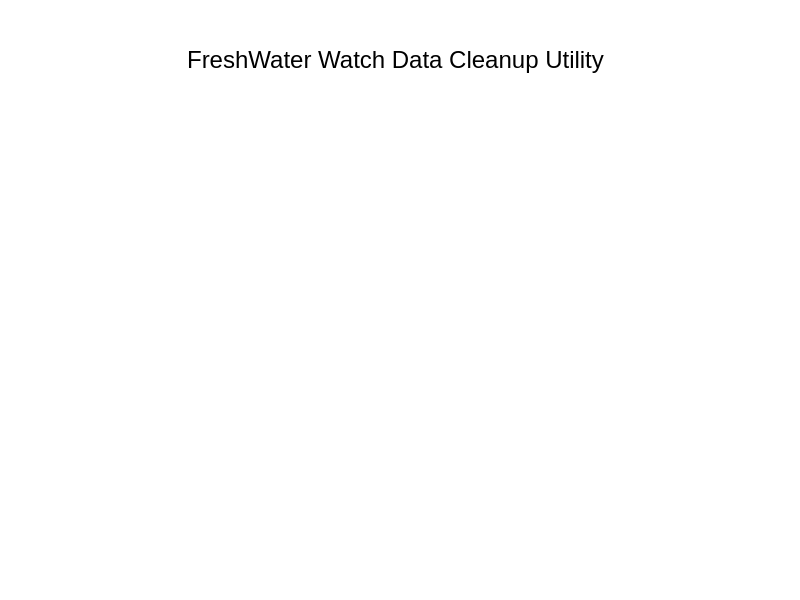
The window that FWW_Monocle_CleanUp/fwwdata_cleanup.ui (jsprinks-ew/FWW_Cleanup) describes before a commit, drawn with Qt 5.
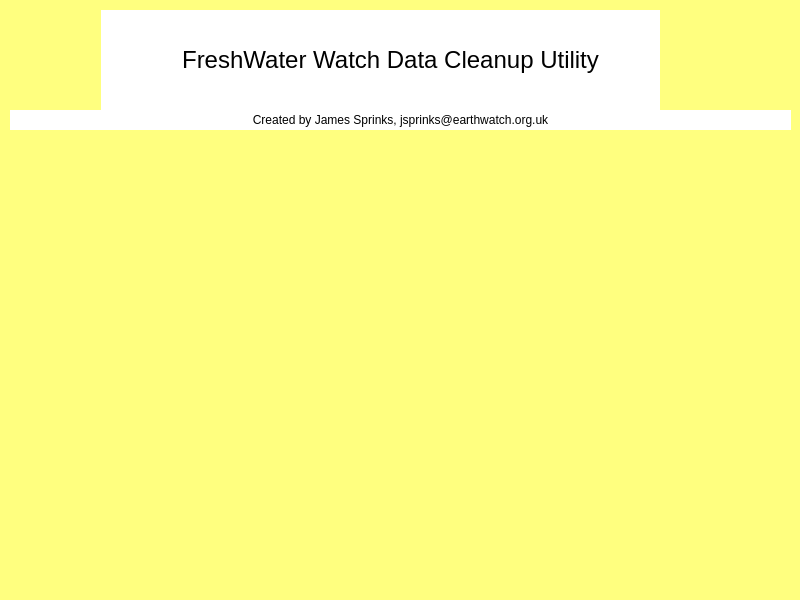
The same window after the commit. Icons and pictures are not drawn.

```diff
--- a/FWW_Monocle_CleanUp/fwwdata_cleanup.ui
+++ b/FWW_Monocle_CleanUp/fwwdata_cleanup.ui
@@ -14,7 +14,7 @@
    <string>FWWData_Cleanup</string>
   </property>
   <property name="styleSheet">
-   <string notr="true">background-color: rgb(255, 255, 255);</string>
+   <string notr="true">background-color: rgb(255, 255, 127);</string>
   </property>
   <widget class="QWidget" name="centralwidget">
    <widget class="QLabel" name="label">
@@ -22,7 +22,7 @@
      <rect>
       <x>100</x>
       <y>10</y>
-      <width>591</width>
+      <width>581</width>
       <height>101</height>
      </rect>
     </property>
@@ -52,16 +52,53 @@
    <widget class="QLabel" name="label_3">
     <property name="geometry">
      <rect>
-      <x>650</x>
+      <x>660</x>
       <y>10</y>
       <width>131</width>
-      <height>91</height>
+      <height>101</height>
      </rect>
     </property>
     <property name="text">
      <string>&lt;html&gt;&lt;head/&gt;&lt;body&gt;&lt;p&gt;&lt;img src=&quot;:/images/Images/monocle.png&quot;/&gt;&lt;/p&gt;&lt;/body&gt;&lt;/html&gt;</string>
     </property>
    </widget>
+   <widget class="QLabel" name="label_4">
+    <property name="geometry">
+     <rect>
+      <x>0</x>
+      <y>0</y>
+      <width>781</width>
+      <height>111</height>
+     </rect>
+    </property>
+    <property name="text">
+     <string/>
+    </property>
+   </widget>
+   <widget class="QLabel" name="label_5">
+    <property name="geometry">
+     <rect>
+      <x>10</x>
+      <y>110</y>
+      <width>781</width>
+      <height>20</height>
+     </rect>
+    </property>
+    <property name="styleSheet">
+     <string notr="true">background-color: rgb(255, 255, 255);</string>
+    </property>
+    <property name="text">
+     <string>Created by James Sprinks, jsprinks@earthwatch.org.uk</string>
+    </property>
+    <property name="alignment">
+     <set>Qt::AlignCenter</set>
+    </property>
+   </widget>
+   <zorder>label_4</zorder>
+   <zorder>label</zorder>
+   <zorder>label_2</zorder>
+   <zorder>label_3</zorder>
+   <zorder>label_5</zorder>
   </widget>
   <widget class="QStatusBar" name="statusbar"/>
  </widget>
```
